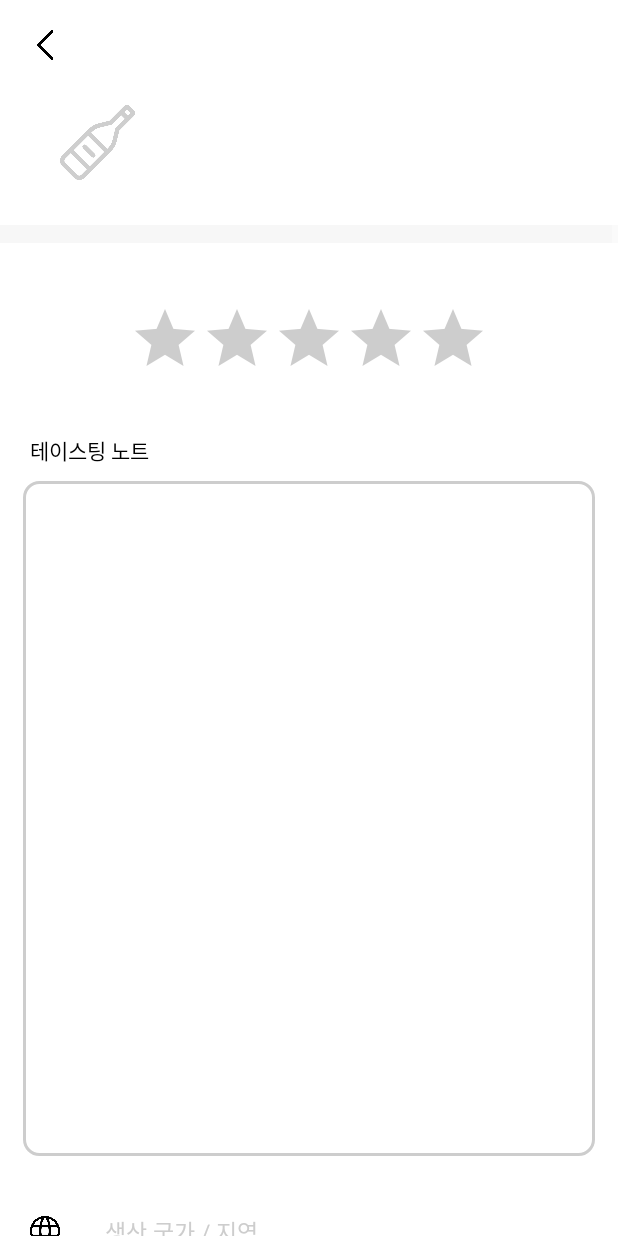
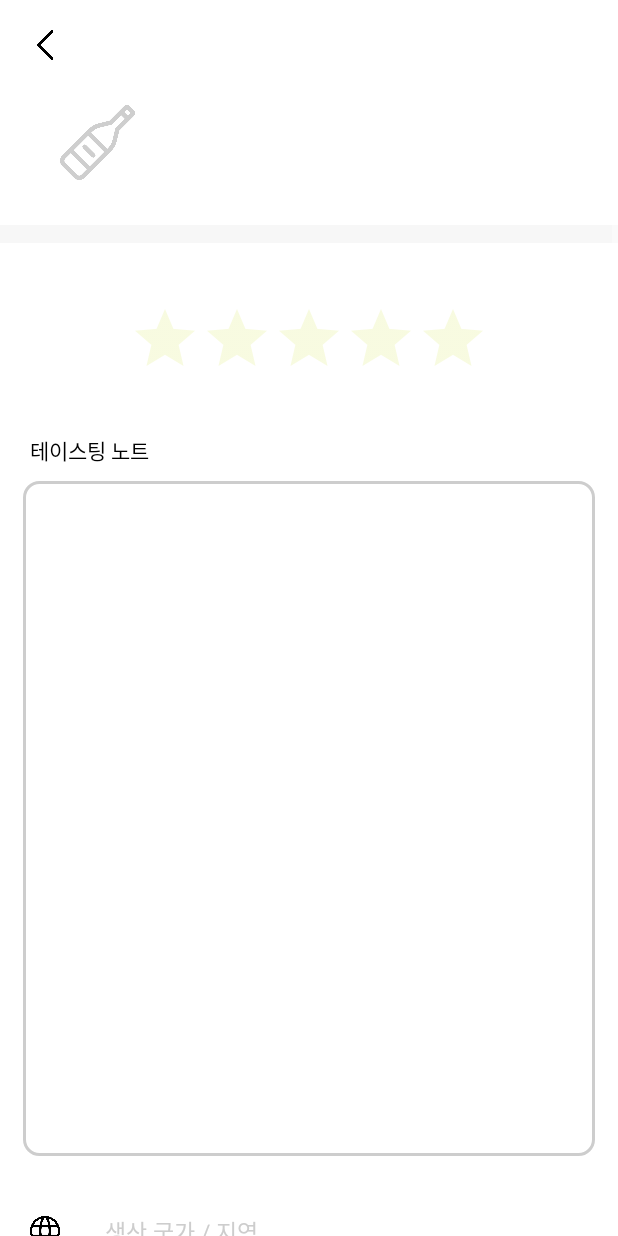
Before and after one commit to zzoaJW/Lid, an Android app: the DrinkPostingDetail screen opened through its navigation route, on a phone screen of 412 x 824 dp. Run offline under Robolectric (Android 15) with nearby library versions, the phone set to English and light mode, and no system bars; our stand-ins replace Room's generated code, data binding.

Commit message:
Posting MVVM 리팩토링 : RatingBar 색상 겹치는 버그 수정 (theme 적용함)

```diff
--- a/app/src/main/res/layout/drink_posting_detail.xml
+++ b/app/src/main/res/layout/drink_posting_detail.xml
@@ -130,8 +130,7 @@
                     android:layout_marginTop="40dp"
                     android:numStars="5"
                     android:rating="@={vm.drink.drinkRating}"
-                    android:progressBackgroundTint="@color/font_gray"
-                    android:progressTint="@color/lime"
+                    android:theme="@style/RatingBar"
                     app:layout_constraintEnd_toEndOf="parent"
                     app:layout_constraintStart_toStartOf="parent"
                     app:layout_constraintTop_toBottomOf="@+id/view3" />
--- a/app/src/main/res/layout/drink_posting_detail_beer.xml
+++ b/app/src/main/res/layout/drink_posting_detail_beer.xml
@@ -101,8 +101,7 @@
                     android:layout_marginTop="50dp"
                     android:numStars="5"
                     android:rating="@={vm.drink.drinkRating}"
-                    android:progressBackgroundTint="@color/font_gray"
-                    android:progressTint="@color/lime"
+                    android:theme="@style/RatingBar"
                     app:layout_constraintEnd_toEndOf="parent"
                     app:layout_constraintStart_toStartOf="parent"
                     app:layout_constraintTop_toBottomOf="@+id/beer_detail_layout" />
--- a/app/src/main/res/layout/drink_posting_detail_whiskey.xml
+++ b/app/src/main/res/layout/drink_posting_detail_whiskey.xml
@@ -103,8 +103,7 @@
                     android:layout_marginTop="40dp"
                     android:numStars="5"
                     android:rating="@={vm.drink.drinkRating}"
-                    android:progressBackgroundTint="@color/font_gray"
-                    android:progressTint="@color/lime"
+                    android:theme="@style/RatingBar"
                     app:layout_constraintEnd_toEndOf="parent"
                     app:layout_constraintStart_toStartOf="parent"
                     app:layout_constraintTop_toBottomOf="@+id/detail_layout" />
--- a/app/src/main/res/layout/drink_posting_detail_wine.xml
+++ b/app/src/main/res/layout/drink_posting_detail_wine.xml
@@ -102,8 +102,7 @@
                     android:layout_marginTop="40dp"
                     android:numStars="5"
                     android:rating="@={vm.drink.drinkRating}"
-                    android:progressBackgroundTint="@color/font_gray"
-                    android:progressTint="@color/lime"
+                    android:theme="@style/RatingBar"
                     app:layout_constraintEnd_toEndOf="parent"
                     app:layout_constraintStart_toStartOf="parent"
                     app:layout_constraintTop_toBottomOf="@+id/wine_detail_layout" />
--- a/app/src/main/res/values/colors.xml
+++ b/app/src/main/res/values/colors.xml
@@ -15,6 +15,8 @@
     <color name="space_separate_gray">#F7F7F7</color>
 
     <color name="lime">#E0F14E</color>
+    <color name="lime_2">#E7F19A</color>
+
     <color name="navy_1">#4846A6</color>
     <color name="navy_2">#5D5AF2</color>
     <color name="yellow">#FFE082</color>
--- a/app/src/main/res/values/themes.xml
+++ b/app/src/main/res/values/themes.xml
@@ -33,4 +33,9 @@
         <item name="android:textColor">@color/font_default</item>
     </style>
 
+    <style name="RatingBar" parent="Theme.AppCompat">
+        <item name="colorControlNormal">@color/lime_2</item>
+        <item name="colorControlActivated">@color/lime</item>
+    </style>
+
 </resources>
```
